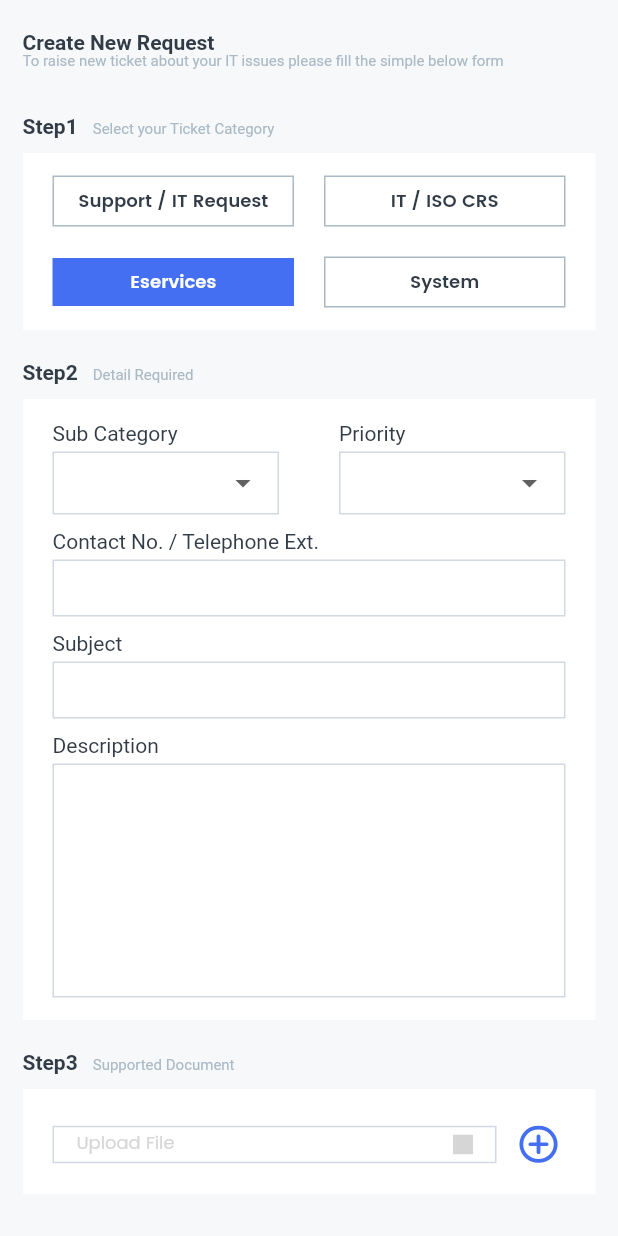
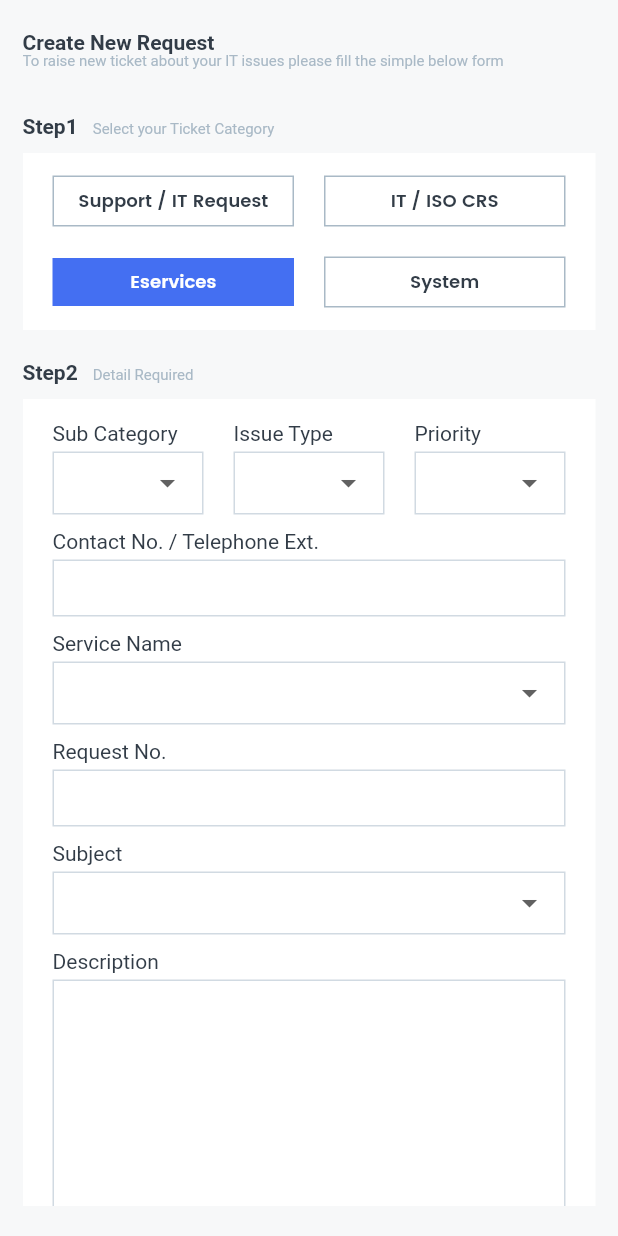
Before and after one commit to sudheerkumar-sgd/ithelpdesk, a Flutter app: the CreateNewRequest screen opened directly, after a tap on "Eservices", on a phone screen of 412 x 824 dp. Run offline on Flutter 3.47's test engine with Material 3 defaults, Android fonts, the light colour scheme and no system bars; our stand-ins replace connectivity_plus, dartz, device_info_plus, dio, equatable, file_picker and 17 more; missing offline and left inert: animated_sidebar, encrypt, file_saver, flutter_app_badger, flutter_phone_direct_caller, map_launcher and 1 more; accounts and stored records are empty; generated files the repository leaves out were written again; network calls fail; grey boxes are pictures that could not be loaded.

```diff
--- a/lib/presentation/common_widgets/dialog_upload_attachment.dart
+++ b/lib/presentation/common_widgets/dialog_upload_attachment.dart
@@ -1,17 +1,14 @@
 import 'dart:convert';
 import 'dart:io';
-import 'dart:typed_data';
 
 import 'package:file_picker/file_picker.dart';
 import 'package:flutter/foundation.dart';
 import 'package:flutter/material.dart';
-import 'package:image_picker/image_picker.dart';
 import 'package:ithelpdesk/core/constants/data_constants.dart';
 import 'package:ithelpdesk/core/extensions/build_context_extension.dart';
 import 'package:ithelpdesk/core/extensions/text_style_extension.dart';
 import 'package:ithelpdesk/presentation/common_widgets/alert_dialog_widget.dart';
 import 'package:ithelpdesk/presentation/utils/dialogs.dart';
-import '../../../../core/common/log.dart';
 import '../../../../res/drawables/background_box_decoration.dart';
 
 enum UploadOptions { any, takephoto, image, file }
--- a/lib/presentation/common_widgets/msearch_user_app_bar.dart
+++ b/lib/presentation/common_widgets/msearch_user_app_bar.dart
@@ -1,7 +1,5 @@
 import 'package:flutter/material.dart';
-import 'package:ithelpdesk/core/common/common_utils.dart';
 import 'package:ithelpdesk/core/extensions/build_context_extension.dart';
-import 'package:ithelpdesk/core/extensions/text_style_extension.dart';
 import 'package:ithelpdesk/presentation/common_widgets/image_widget.dart';
 import 'package:ithelpdesk/presentation/common_widgets/search_textfield_widget.dart';
 import 'package:ithelpdesk/res/drawables/drawable_assets.dart';
--- a/lib/presentation/create_request/create_new_request.dart
+++ b/lib/presentation/requests/create_new_request.dart
@@ -1,3 +1,4 @@
+import 'package:flutter/cupertino.dart';
 import 'package:flutter/material.dart';
 import 'package:ithelpdesk/core/common/common_utils.dart';
 import 'package:ithelpdesk/core/extensions/build_context_extension.dart';
@@ -21,6 +22,7 @@ class CreateNewRequest extends BaseScreenWidget {
 
   CreateNewRequest({super.key});
   final ValueNotifier _ticketCategory = ValueNotifier(-1);
+  final ValueNotifier _subjectChanged = ValueNotifier(null);
 
   @override
   Widget build(BuildContext context) {
@@ -170,7 +172,10 @@ class CreateNewRequest extends BaseScreenWidget {
                 SizedBox(
                   height: resources.dimen.dp10,
                 ),
-                Container(
+                ValueListenableBuilder(
+                    valueListenable: _ticketCategory,
+                    builder: (context, value, child) {
+                      return Container(
                         padding: EdgeInsets.symmetric(
                             vertical: resources.dimen.dp15,
                             horizontal: resources.dimen.dp20),
@@ -191,8 +196,20 @@ class CreateNewRequest extends BaseScreenWidget {
                                   fillColor: resources.color.colorWhite,
                                 )),
                                 SizedBox(
-                            width: resources.dimen.dp40,
+                                  width: value == 2
+                                      ? resources.dimen.dp20
+                                      : resources.dimen.dp40,
                                 ),
+                                if (value == 2) ...[
+                                  Expanded(
+                                      child: DropDownWidget(
+                                    list: const ['High', 'Medium', 'Low'],
+                                    labelText: resources.string.issueType,
+                                    borderRadius: 0,
+                                    fillColor: resources.color.colorWhite,
+                                  )),
+                                  SizedBox(width: resources.dimen.dp20),
+                                ],
                                 Expanded(
                                     child: DropDownWidget(
                                   list: const ['High', 'Medium', 'Low'],
@@ -209,23 +226,65 @@ class CreateNewRequest extends BaseScreenWidget {
                               labelText: resources.string.contactNoTelephoneExt,
                               fillColor: resources.color.colorWhite,
                               borderSide: BorderSide(
-                            color:
-                                context.resources.color.sideBarItemUnselected,
+                                  color: context
+                                      .resources.color.sideBarItemUnselected,
                                   width: 1),
                               borderRadius: 0,
                             ),
                             SizedBox(
                               height: resources.dimen.dp10,
                             ),
+                            if (value == 2) ...[
+                              DropDownWidget(
+                                list: const ['High', 'Medium', 'Low'],
+                                labelText: resources.string.serviceName,
+                                borderRadius: 0,
+                                fillColor: resources.color.colorWhite,
+                              ),
+                              SizedBox(
+                                height: resources.dimen.dp10,
+                              ),
                               RightIconTextWidget(
-                        labelText: resources.string.subject,
+                                labelText: resources.string.requestNo,
                                 fillColor: resources.color.colorWhite,
                                 borderSide: BorderSide(
-                            color:
-                                context.resources.color.sideBarItemUnselected,
+                                    color: context
+                                        .resources.color.sideBarItemUnselected,
                                     width: 1),
                                 borderRadius: 0,
                               ),
+                              SizedBox(
+                                height: resources.dimen.dp10,
+                              ),
+                            ],
+                            DropDownWidget(
+                              list: const ['High', 'Medium', 'Low', 'other'],
+                              labelText: resources.string.subject,
+                              borderRadius: 0,
+                              fillColor: resources.color.colorWhite,
+                              callback: (value) {
+                                _subjectChanged.value = value;
+                              },
+                            ),
+                            ValueListenableBuilder(
+                                valueListenable: _subjectChanged,
+                                builder: (context, value, child) {
+                                  return value == 'other'
+                                      ? Padding(
+                                          padding: EdgeInsets.only(
+                                              top: resources.dimen.dp10),
+                                          child: RightIconTextWidget(
+                                            fillColor:
+                                                resources.color.colorWhite,
+                                            borderSide: BorderSide(
+                                                color: context.resources.color
+                                                    .sideBarItemUnselected,
+                                                width: 1),
+                                            borderRadius: 0,
+                                          ),
+                                        )
+                                      : const SizedBox();
+                                }),
                             SizedBox(
                               height: resources.dimen.dp10,
                             ),
@@ -234,14 +293,15 @@ class CreateNewRequest extends BaseScreenWidget {
                               fillColor: resources.color.colorWhite,
                               maxLines: 8,
                               borderSide: BorderSide(
-                            color:
-                                context.resources.color.sideBarItemUnselected,
+                                  color: context
+                                      .resources.color.sideBarItemUnselected,
                                   width: 1),
                               borderRadius: 0,
                             ),
                           ],
                         ),
-                ),
+                      );
+                    }),
                 SizedBox(
                   height: resources.dimen.dp20,
                 ),
--- a/lib/res/strings/strings_en.arb
+++ b/lib/res/strings/strings_en.arb
@@ -58,6 +58,10 @@
     "description":"Description",
     "uploadFile":"Upload File",
     "description":"Description",
+    "issueType":"Issue Type",
+    "serviceName":"Service Name",
+    "requestNo":"Request No.",
+    "latestUpdate":"Latest Update",
     "home":"Home"
 
 }
```
Also changed, not shown: lib/presentation/common_widgets/item_service_steps.dart (added, +76 -0 lines), lib/presentation/home/user_home_screen.dart (+8 -2 lines), lib/presentation/reports/reports_navigator_screen.dart (added, +32 -0 lines), lib/presentation/reports/reports_screen.dart (added, +11 -0 lines), lib/presentation/requests/view_request.dart (added, +293 -0 lines). Lines whose indentation alone changed are shown as unchanged.
